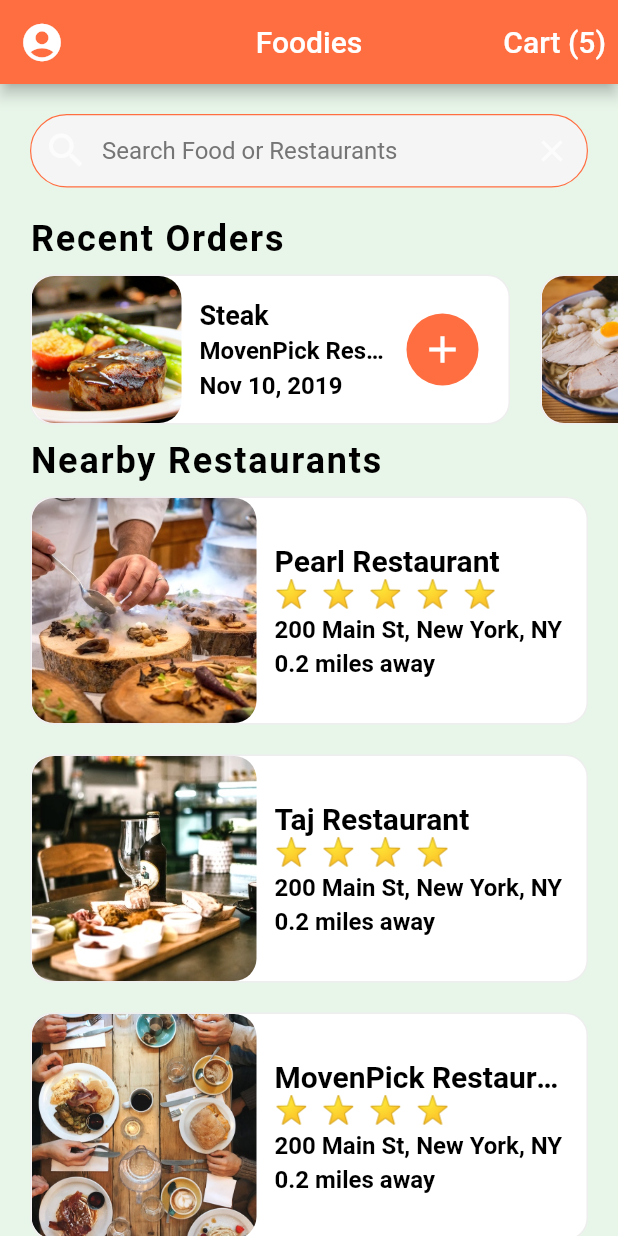
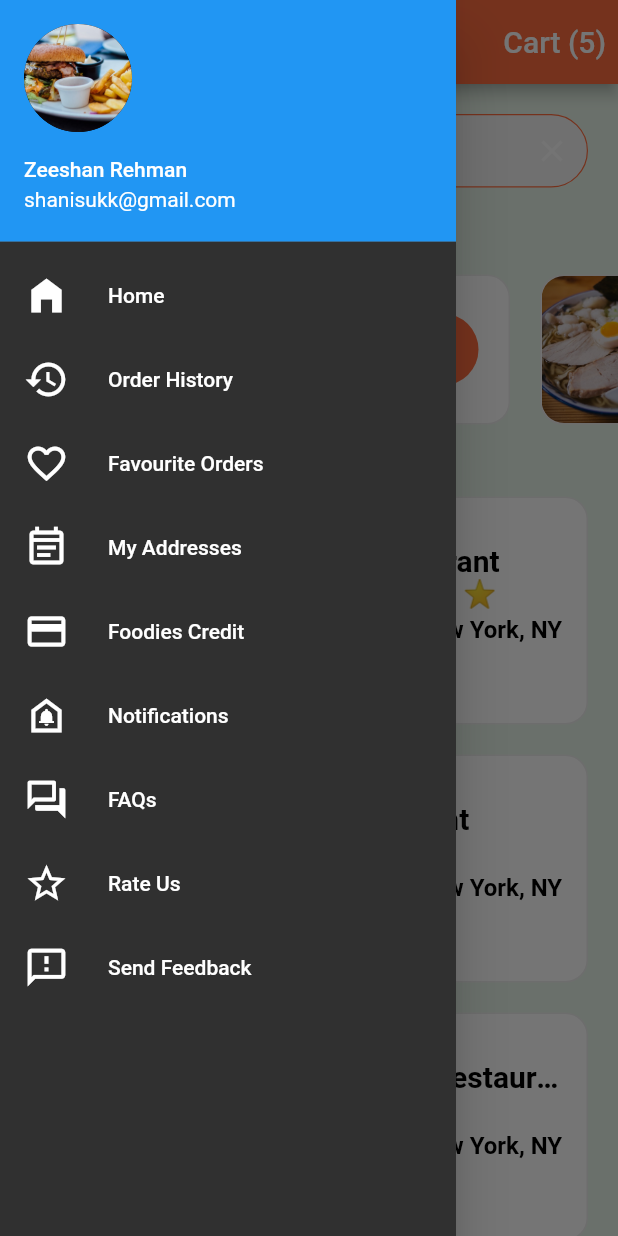
Before and after one commit to ZeeshanAhmedDev/food_delivery_app, a Flutter app: the screen it shows after launch, with the side drawer open (before the commit the screen has no drawer), on a phone screen of 412 x 824 dp. Run offline on Flutter 3.47's test engine with Material 2 defaults, Android fonts, the phone set to English and light mode, and no system bars; our stand-ins replace cool_alert.

Commit message:
drawer menu

```diff
--- a/lib/screens/home_screen.dart
+++ b/lib/screens/home_screen.dart
@@ -97,12 +97,59 @@ class _HomeScreenState extends State<HomeScreen> {
   @override
   Widget build(BuildContext context) {
     return Scaffold(
+      drawer: Drawer(
+        child: ListView(
+          physics: BouncingScrollPhysics(),
+          children: [
+            UserAccountsDrawerHeader(
+              accountName: Text('Zeeshan Rehman'),
+              accountEmail: Text('shanisukk@gmail.com'),
+              currentAccountPicture: CircleAvatar(
+                backgroundImage: AssetImage('images/burger.jpg'),
+              ),
+            ),
+            ListTile(
+                leading: Icon(
+                  Icons.home_filled,
+                  size: 30.0,
+                ),
+                title: Text('Home')),
+            ListTile(
+                leading: Icon(
+                  Icons.history,
+                  size: 30.0,
+                ),
+                title: Text('Order History')),
+            ListTile(
+                leading: Icon(Icons.favorite_border, size: 30.0),
+                title: Text('Favourite Orders')),
+            ListTile(
+                leading: Icon(Icons.event_note_outlined, size: 30.0),
+                title: Text('My Addresses')),
+            ListTile(
+                leading: Icon(Icons.credit_card, size: 30.0),
+                title: Text('Foodies Credit')),
+            ListTile(
+                leading: Icon(Icons.doorbell_outlined, size: 30.0),
+                title: Text('Notifications')),
+            ListTile(
+                leading: Icon(Icons.question_answer_outlined, size: 30.0),
+                title: Text('FAQs')),
+            ListTile(
+                leading: Icon(Icons.star_border_outlined, size: 30.0),
+                title: Text('Rate Us')),
+            ListTile(
+                leading: Icon(Icons.feedback_outlined, size: 30.0),
+                title: Text('Send Feedback')),
+          ],
+        ),
+      ),
       appBar: AppBar(
-        leading: IconButton(
-          icon: Icon(Icons.account_circle),
-          iconSize: 30.0,
-          onPressed: () {},
-        ),
+        // leading: IconButton(
+        //   icon: Icon(Icons.account_circle),
+        //   iconSize: 30.0,
+        //   onPressed: () {},
+        // ),
         title: Text('Foodies'),
         centerTitle: true,
         actions: [
```
